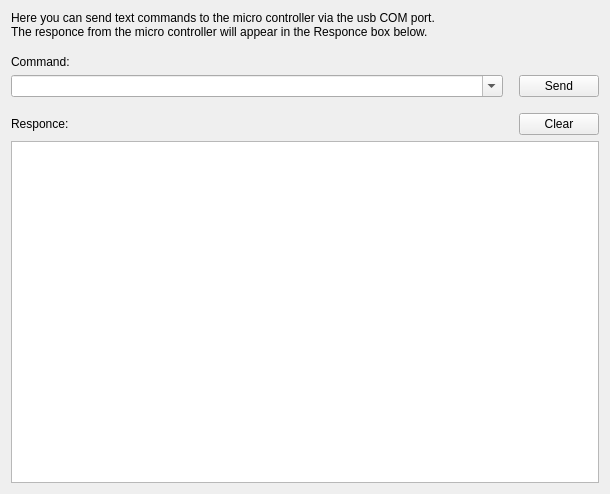
Qt form LinStrip/FormCommands.ui (guttih/WinStrip) before a commit.
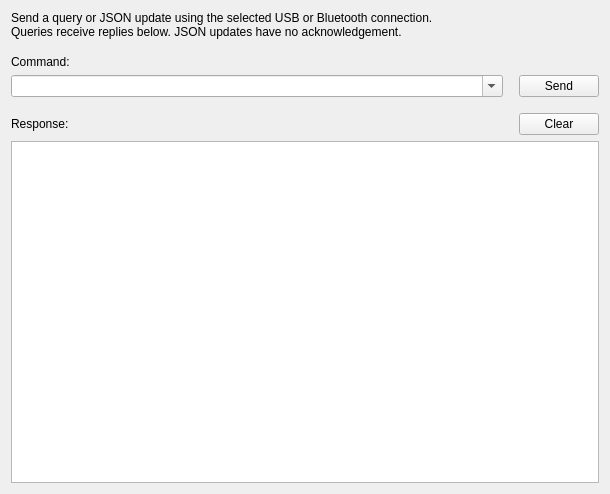
The same form after that commit.

Commit message: Add Bluetooth SPP desktop workflow and transport regression tests

Diff of the .ui file:
```diff
--- a/LinStrip/FormCommands.ui
+++ b/LinStrip/FormCommands.ui
@@ -25,8 +25,8 @@
         </size>
        </property>
        <property name="text">
-        <string>Here you can send text commands to the micro controller via the usb COM port.
-The responce from the micro controller will appear in the Responce box below.</string>
+        <string>Send a query or JSON update using the selected USB or Bluetooth connection.
+Queries receive replies below. JSON updates have no acknowledgement.</string>
        </property>
       </widget>
      </item>
@@ -120,7 +120,7 @@
        <item>
         <widget class="QLabel" name="label_3">
          <property name="text">
-          <string>Responce:</string>
+          <string>Response:</string>
          </property>
         </widget>
        </item>
```
The commit also changes 17 other files.
